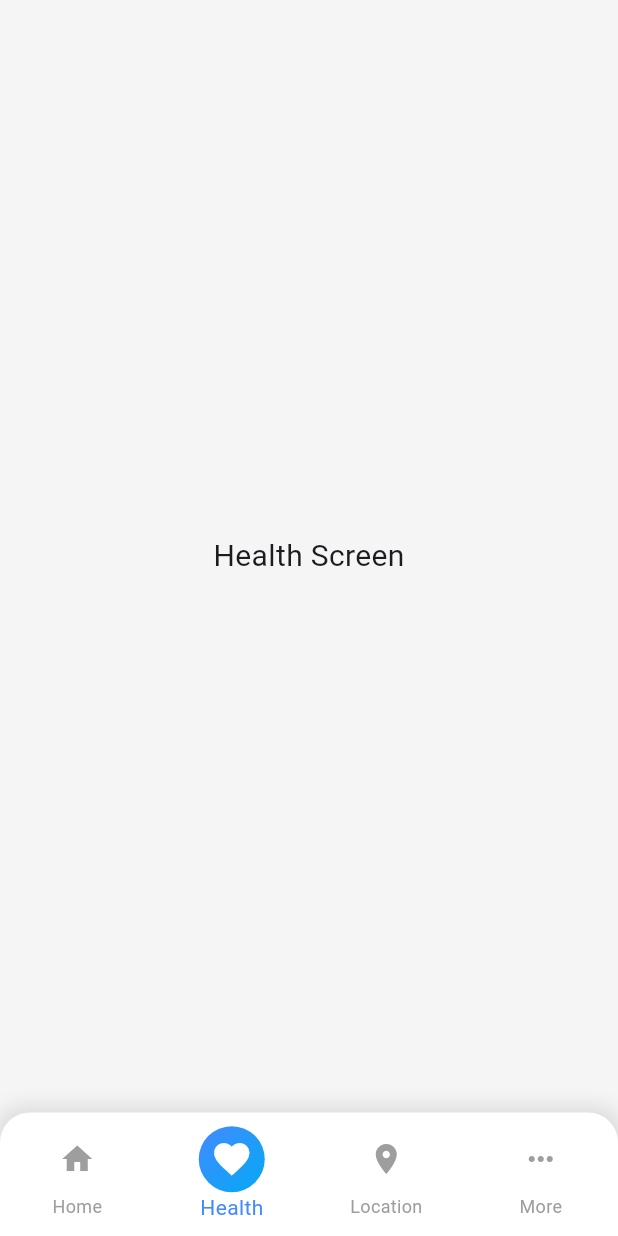
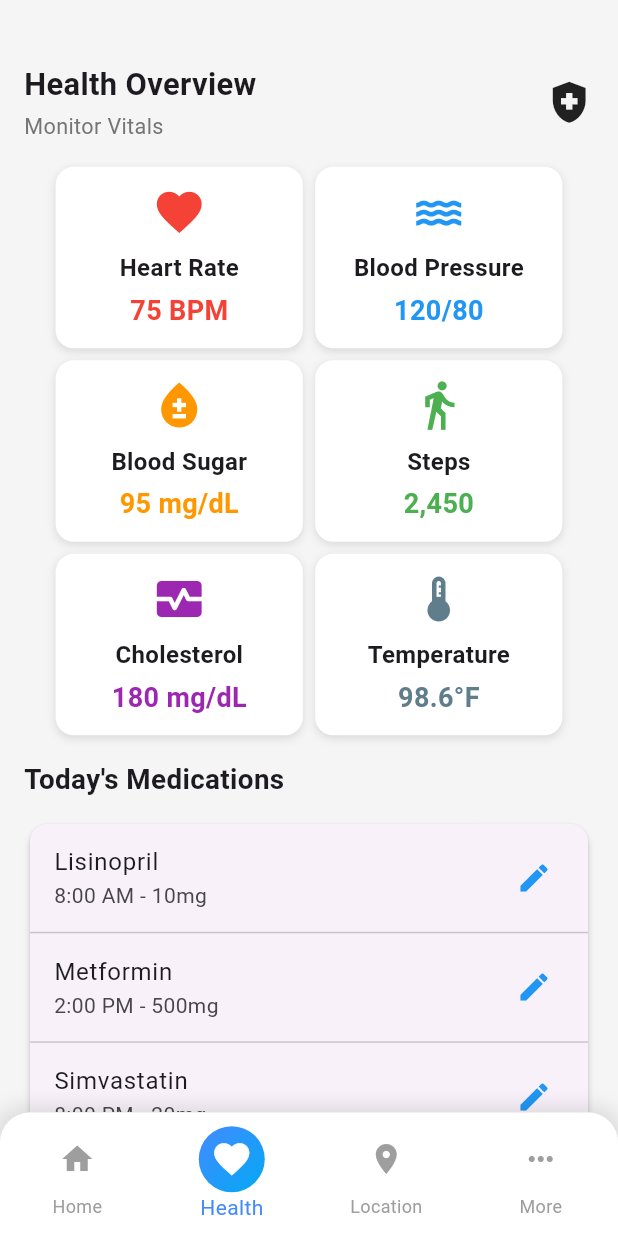
Before and after one commit to kartikkumarofficial/ElderCare, a Flutter app: the screen it shows after launch, item 2 of the bottom bar chosen, on a phone screen of 412 x 824 dp. Run offline on Flutter 3.47's test engine with Material 3 defaults, Android fonts, the phone set to English and light mode, and no system bars.

Commit message:
health screen

```diff
--- a/lib/Screens/HealthScreen.dart
+++ b/lib/Screens/HealthScreen.dart
@@ -0,0 +1,172 @@
+import 'package:flutter/material.dart';
+
+class HealthScreen extends StatelessWidget {
+  @override
+  Widget build(BuildContext context) {
+    final srcWidth = MediaQuery.of(context).size.width;
+    final srcHeight = MediaQuery.of(context).size.height;
+
+    return Scaffold(
+      backgroundColor: Colors.grey[100],
+      body: SingleChildScrollView(
+        child: Padding(
+          padding: const EdgeInsets.symmetric(horizontal: 16.0),
+          child: Column(
+            crossAxisAlignment: CrossAxisAlignment.start,
+            children: [
+              SizedBox(height: srcHeight * 0.05),
+
+              // Header Row with Welcome Message
+              Row(
+                mainAxisAlignment: MainAxisAlignment.spaceBetween,
+                children: [
+                  Column(
+                    crossAxisAlignment: CrossAxisAlignment.start,
+                    children: [
+                      Text(
+                        "Health Overview",
+                        style: TextStyle(
+                          fontSize: srcWidth * 0.05,
+                          fontWeight: FontWeight.bold,
+                        ),
+                      ),
+                      const SizedBox(height: 4.0),
+                      Text(
+                        "Monitor Vitals",
+                        style: TextStyle(
+                          fontSize: srcWidth * 0.035,
+                          color: Colors.grey[600],
+                        ),
+                      ),
+                    ],
+                  ),
+                  Icon(Icons.health_and_safety, size: srcWidth * 0.08),
+                ],
+              ),
+              SizedBox(height: 16.0),
+
+              // Health Statistics Section with reduced space between containers
+              Row(
+                mainAxisAlignment: MainAxisAlignment.center, // Center alignment
+                children: [
+                  healthContainer(srcWidth, "Heart Rate", "75 BPM", Icons.favorite, Colors.red),
+                  SizedBox(width: srcWidth * 0.02), // Reduced horizontal space
+                  healthContainer(srcWidth, "Blood Pressure", "120/80", Icons.water, Colors.blue),
+                ],
+              ),
+              const SizedBox(height: 8.0), // Reduced space
+              Row(
+                mainAxisAlignment: MainAxisAlignment.center, // Center alignment
+                children: [
+                  healthContainer(srcWidth, "Blood Sugar", "95 mg/dL", Icons.bloodtype, Colors.orange),
+                  SizedBox(width: srcWidth * 0.02), // Reduced horizontal space
+                  healthContainer(srcWidth, "Steps", "2,450", Icons.directions_walk, Colors.green),
+                ],
+              ),
+              const SizedBox(height: 8.0), // Reduced space
+              Row(
+                mainAxisAlignment: MainAxisAlignment.center, // Center alignment
+                children: [
+                  healthContainer(srcWidth, "Cholesterol", "180 mg/dL", Icons.monitor_heart, Colors.purple),
+                  SizedBox(width: srcWidth * 0.02), // Reduced horizontal space
+                  healthContainer(srcWidth, "Temperature", "98.6°F", Icons.thermostat, Colors.blueGrey),
+                ],
+              ),
+              const SizedBox(height: 16.0),
+
+              // Today's Medications Section
+              Text(
+                "Today's Medications",
+                style: TextStyle(
+                  fontSize: srcWidth * 0.045,
+                  fontWeight: FontWeight.bold,
+                ),
+              ),
+              const SizedBox(height: 12.0),
+              Card(
+                shape: RoundedRectangleBorder(
+                  borderRadius: BorderRadius.circular(12.0),
+                ),
+                elevation: 2.0,
+                child: Column(
+                  children: [
+                    medicationTile("Lisinopril", "8:00 AM - 10mg"),
+                    Divider(height: 1.0),
+                    medicationTile("Metformin", "2:00 PM - 500mg"),
+                    Divider(height: 1.0),
+                    medicationTile("Simvastatin", "8:00 PM - 20mg"),
+                  ],
+                ),
+              ),
+              const SizedBox(height: 16.0),
+
+              // Add Medication Button
+              Center(
+                child: ElevatedButton.icon(
+                  onPressed: () {},
+                  icon: Icon(Icons.add, color: Colors.white),
+                  label: Text(
+                    "Add Medication",
+                    style: TextStyle(color: Colors.white),
+                  ),
+                  style: ElevatedButton.styleFrom(
+                    backgroundColor: Colors.blue,
+                    padding: const EdgeInsets.symmetric(vertical: 12.0),
+                    textStyle: TextStyle(fontSize: 16.0, fontWeight: FontWeight.bold),
+                    shape: RoundedRectangleBorder(
+                      borderRadius: BorderRadius.circular(12.0),
+                    ),
+                  ),
+                ),
+              ),
+              const SizedBox(height: 32.0),
+            ],
+          ),
+        ),
+      ),
+    );
+  }
+
+  // Health Vital Container
+  Widget healthContainer(double srcWidth, String title, String value, IconData icon, Color color) {
+    return Container(
+      width: srcWidth * 0.4,
+      padding: const EdgeInsets.all(12.0),
+      decoration: BoxDecoration(
+        color: Colors.white,
+        borderRadius: BorderRadius.circular(12.0),
+        boxShadow: [
+          BoxShadow(
+            color: Colors.grey.withOpacity(0.3),
+            blurRadius: 4.0,
+            offset: Offset(0, 2),
+          ),
+        ],
+      ),
+      child: Column(
+        children: [
+          Icon(icon, color: color, size: 36.0),
+          const SizedBox(height: 8.0),
+          Text(
+            title,
+            style: TextStyle(fontSize: 16.0, fontWeight: FontWeight.bold),
+          ),
+          const SizedBox(height: 4.0),
+          Text(
+            value,
+            style: TextStyle(fontSize: 18.0, fontWeight: FontWeight.bold, color: color),
+          ),
+        ],
+      ),
+    );
+  }
+
+
+  Widget medicationTile(String name, String time) {
+    return ListTile(
+      title: Text(name),
+      subtitle: Text(time),
+      trailing: Icon(Icons.edit, color: Colors.blue),
+    );
+  }
+}
--- a/lib/widgets/BottomNavBar.dart
+++ b/lib/widgets/BottomNavBar.dart
@@ -1,4 +1,5 @@
 import 'package:eldercare/Screens/DashboardScreen.dart';
+import 'package:eldercare/Screens/HealthScreen.dart';
 import 'package:eldercare/Screens/LocationScreen.dart';
 import 'package:flutter/material.dart';
 
@@ -11,7 +12,7 @@ class _BottomNavBarState extends State<BottomNavBar> {
   int _selectedIndex = 0;
   final List<Widget> _screens = [
     DashboardScreen(),
-    Center(child: Text('Health Screen', style: TextStyle(fontSize: 20))),
+    HealthScreen(),
     LocationTrackingScreen(),
     Center(child: Text('More Options Screen', style: TextStyle(fontSize: 20))),
   ];
```
